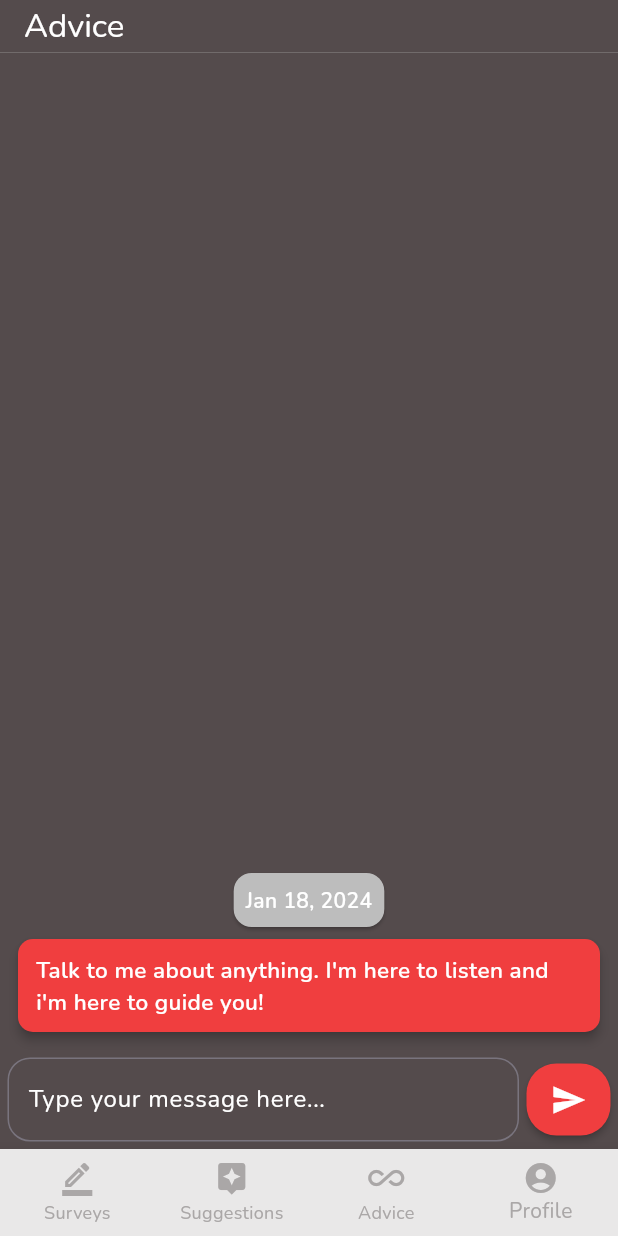
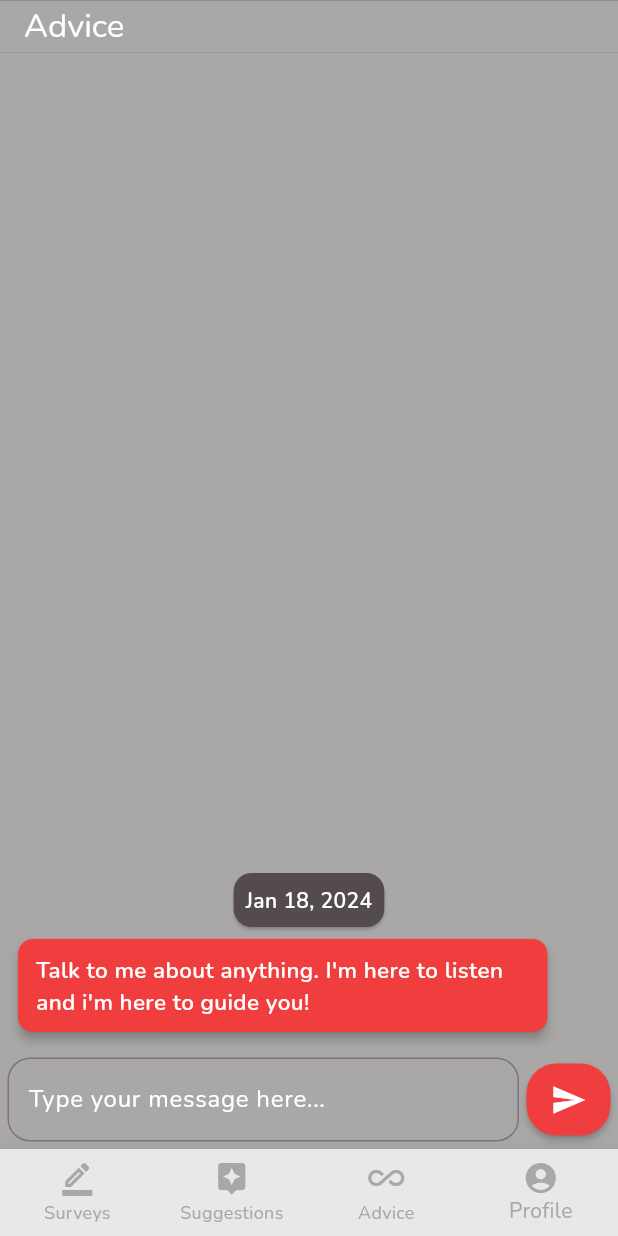
Before and after one commit to MarcDagher/Bound_Harmony, a Flutter app: the AdviceScreen screen opened by its route, on a phone screen of 412 x 824 dp. Run offline on Flutter 3.47's test engine with Material 3 defaults, Android fonts, the phone set to English and light mode, and no system bars; drawn by our look-alikes of grouped_list; our stand-ins replace dio, flutter_slidable, go_router, image_picker, jwt_decoder, shared_preferences; accounts and stored records are empty.

Commit message:
[Flutter Layout] Edit colors and padding in advice screen

```diff
--- a/flutter_app/lib/providers/messages_provider.dart
+++ b/flutter_app/lib/providers/messages_provider.dart
@@ -57,6 +57,7 @@ class MessagesProvider extends ChangeNotifier {
       conversation.add(userMessage);
       notifyListeners();
       if (response.data["status"] == "success") {
+        somethingWentWrong = "";
         conversation.add(Message(
             text: response.data["ai_response"],
             date: DateTime.now(),
--- a/flutter_app/lib/screens/advice_screen.dart
+++ b/flutter_app/lib/screens/advice_screen.dart
@@ -20,7 +20,7 @@ class _AdviceScreenState extends State<AdviceScreen> {
     return Scaffold(
       appBar: AppBar(
         toolbarHeight: 35,
-        backgroundColor: Theme.of(context).hintColor,
+        backgroundColor: const Color.fromARGB(255, 170, 167, 167),
         title: const Text(
           'Advice',
           style: TextStyle(color: Colors.white),
@@ -31,8 +31,8 @@ class _AdviceScreenState extends State<AdviceScreen> {
       ///
       ///
       body: Container(
-        decoration: BoxDecoration(
-          color: Theme.of(context).hintColor,
+        decoration: const BoxDecoration(
+          color: Color.fromARGB(255, 170, 167, 167),
         ),
         child: Column(
           children: [
@@ -62,7 +62,7 @@ class _AdviceScreenState extends State<AdviceScreen> {
                     /// styling the card
                     ///
                     child: Card(
-                      color: Colors.grey[400],
+                      color: Theme.of(context).hintColor,
                       child: Padding(
                         padding: const EdgeInsets.all(8),
                         child: Text(
@@ -82,6 +82,10 @@ class _AdviceScreenState extends State<AdviceScreen> {
                     alignment: message.isSentByMe
                         ? Alignment.centerRight
                         : Alignment.centerLeft,
+                    child: Padding(
+                      padding: message.isSentByMe
+                          ? const EdgeInsets.only(left: 35)
+                          : const EdgeInsets.only(right: 35),
                       child: Card(
                         shape: RoundedRectangleBorder(
                             borderRadius: BorderRadius.circular(10)),
@@ -100,6 +104,7 @@ class _AdviceScreenState extends State<AdviceScreen> {
                                   : Colors.white,
                               fontWeight: FontWeight.w600,
                               fontSize: 15,
+                            ),
                           ),
                         ),
                       ),
@@ -135,13 +140,13 @@ class _AdviceScreenState extends State<AdviceScreen> {
                 children: [
                   Expanded(
                     child: TextField(
-                      cursorColor: Colors.white,
+                      cursorColor: Theme.of(context).hintColor,
                       controller: inputController,
                       style: const TextStyle(color: Colors.white),
                       decoration: InputDecoration(
                           focusedBorder: OutlineInputBorder(
-                              borderSide: const BorderSide(
-                                  color: Color.fromARGB(255, 119, 118, 118)),
+                              borderSide: BorderSide(
+                                  color: Theme.of(context).hintColor),
                               borderRadius: BorderRadius.circular(15)),
                           filled: false,
                           fillColor: const Color.fromARGB(255, 85, 82, 82),
--- a/flutter_app/lib/screens/profile_screen.dart
+++ b/flutter_app/lib/screens/profile_screen.dart
@@ -276,6 +276,7 @@ class _ProfileScreenState extends State<ProfileScreen> {
                         context.goNamed('My Partners');
                       }),
 
+                  // Logout button
                   Consumer<AuthProvider>(
                       builder: (context, value, child) => Padding(
                             padding: const EdgeInsets.only(top: 5),
```
Lines whose indentation alone changed are shown as unchanged.
